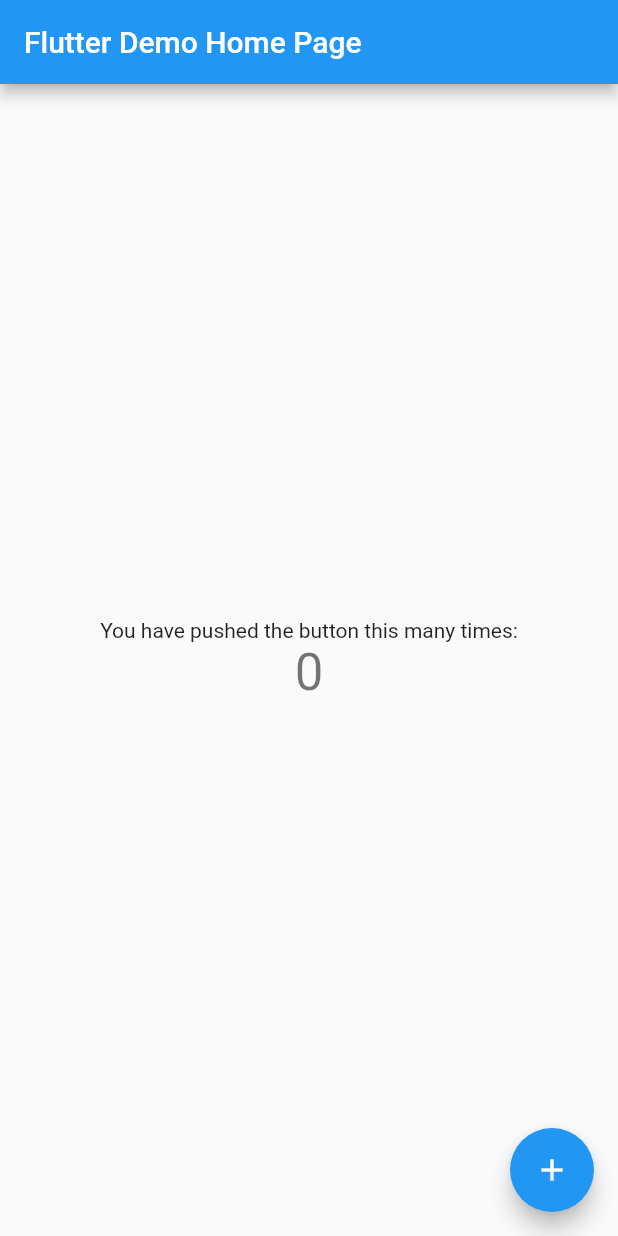
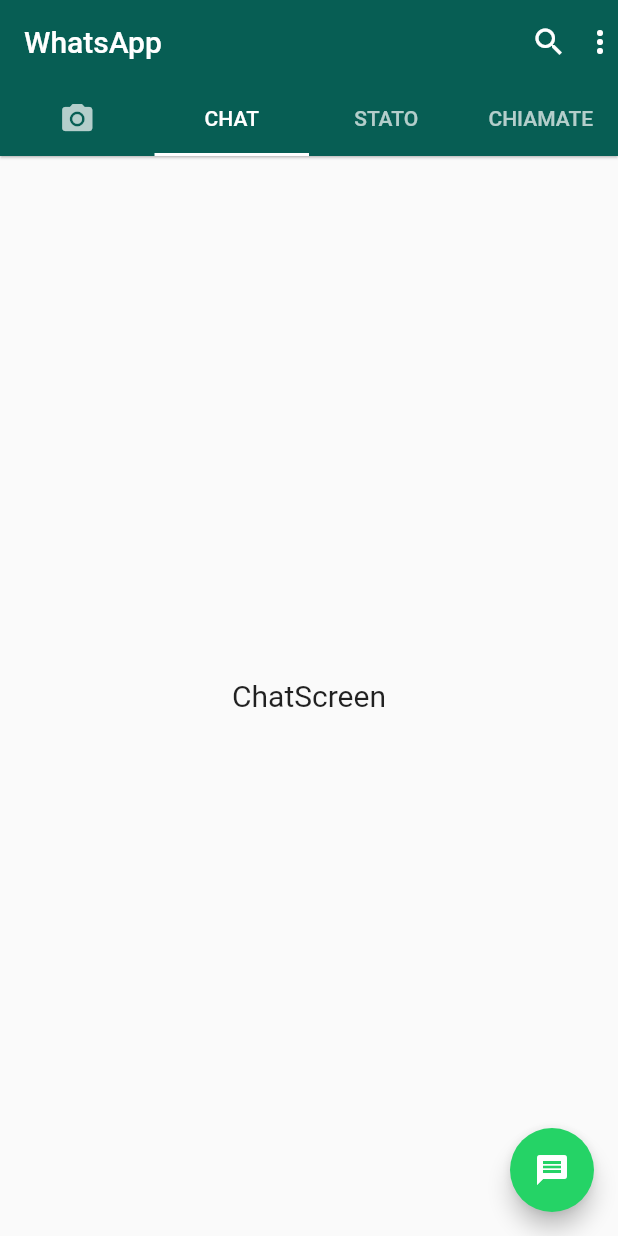
Before and after one commit to alessiodipasquale/whatsappFlutter, a Flutter app: the screen it shows after launch, on a phone screen of 412 x 824 dp. Run offline on Flutter 3.47's test engine with Material 2 defaults, Android fonts, the phone set to English and light mode, and no system bars.

Commit message:
Started to looks like real Whatsapp

```diff
--- a/lib/main.dart
+++ b/lib/main.dart
@@ -1,111 +1,21 @@
 import 'package:flutter/material.dart';
+import 'package:whatsapp_flutter/whatsapp_home.dart';
 
-void main() => runApp(MyApp());
+void main() => runApp (new MyApp());
 
 class MyApp extends StatelessWidget {
-  // This widget is the root of your application.
+  const MyApp({Key key}) : super(key: key);
+
   @override
   Widget build(BuildContext context) {
-    return MaterialApp(
-      title: 'Flutter Demo',
-      theme: ThemeData(
-        // This is the theme of your application.
-        //
-        // Try running your application with "flutter run". You'll see the
-        // application has a blue toolbar. Then, without quitting the app, try
-        // changing the primarySwatch below to Colors.green and then invoke
-        // "hot reload" (press "r" in the console where you ran "flutter run",
-        // or simply save your changes to "hot reload" in a Flutter IDE).
-        // Notice that the counter didn't reset back to zero; the application
-        // is not restarted.
-        primarySwatch: Colors.blue,
+    return new MaterialApp(
+      title: "WhatsApp",
+      theme: new ThemeData(
+        primaryColor: new Color(0xff075E54),
+        accentColor: new Color(0xff25D366),
       ),
-      home: MyHomePage(title: 'Flutter Demo Home Page'),
+      debugShowCheckedModeBanner: false,
+      home: new WhatsappHome(),
     );
   }
 }
-
-class MyHomePage extends StatefulWidget {
-  MyHomePage({Key key, this.title}) : super(key: key);
-
-  // This widget is the home page of your application. It is stateful, meaning
-  // that it has a State object (defined below) that contains fields that affect
-  // how it looks.
-
-  // This class is the configuration for the state. It holds the values (in this
-  // case the title) provided by the parent (in this case the App widget) and
-  // used by the build method of the State. Fields in a Widget subclass are
-  // always marked "final".
-
-  final String title;
-
-  @override
-  _MyHomePageState createState() => _MyHomePageState();
-}
-
-class _MyHomePageState extends State<MyHomePage> {
-  int _counter = 0;
-
-  void _incrementCounter() {
-    setState(() {
-      // This call to setState tells the Flutter framework that something has
-      // changed in this State, which causes it to rerun the build method below
-      // so that the display can reflect the updated values. If we changed
-      // _counter without calling setState(), then the build method would not be
-      // called again, and so nothing would appear to happen.
-      _counter++;
-    });
-  }
-
-  @override
-  Widget build(BuildContext context) {
-    // This method is rerun every time setState is called, for instance as done
-    // by the _incrementCounter method above.
-    //
-    // The Flutter framework has been optimized to make rerunning build methods
-    // fast, so that you can just rebuild anything that needs updating rather
-    // than having to individually change instances of widgets.
-    return Scaffold(
-      appBar: AppBar(
-        // Here we take the value from the MyHomePage object that was created by
-        // the App.build method, and use it to set our appbar title.
-        title: Text(widget.title),
-      ),
-      body: Center(
-        // Center is a layout widget. It takes a single child and positions it
-        // in the middle of the parent.
-        child: Column(
-          // Column is also layout widget. It takes a list of children and
-          // arranges them vertically. By default, it sizes itself to fit its
-          // children horizontally, and tries to be as tall as its parent.
-          //
-          // Invoke "debug painting" (press "p" in the console, choose the
-          // "Toggle Debug Paint" action from the Flutter Inspector in Android
-          // Studio, or the "Toggle Debug Paint" command in Visual Studio Code)
-          // to see the wireframe for each widget.
-          //
-          // Column has various properties to control how it sizes itself and
-          // how it positions its children. Here we use mainAxisAlignment to
-          // center the children vertically; the main axis here is the vertical
-          // axis because Columns are vertical (the cross axis would be
-          // horizontal).
-          mainAxisAlignment: MainAxisAlignment.center,
-          children: <Widget>[
-            Text(
-              'You have pushed the button this many times:',
-            ),
-            Text(
-              '$_counter',
-              style: Theme.of(context).textTheme.display1,
-            ),
-          ],
-        ),
-      ),
-      floatingActionButton: FloatingActionButton(
-        onPressed: _incrementCounter,
-        tooltip: 'Increment',
-        child: Icon(Icons.add),
-      ), // This trailing comma makes auto-formatting nicer for build methods.
-    );
-  }
-}
--- /dev/null
+++ b/lib/pages/chat_screen.dart
@@ -0,0 +1,12 @@
+import 'package:flutter/material.dart';
+
+class ChatScreen extends StatelessWidget {
+  const ChatScreen({Key key}) : super(key: key);
+
+  @override
+  Widget build(BuildContext context) {
+    return new Center(
+      child: new Text("ChatScreen", style: new TextStyle(fontSize: 20.0),),
+    );
+  }
+}
--- /dev/null
+++ b/lib/whatsapp_home.dart
@@ -0,0 +1,64 @@
+import 'package:flutter/material.dart';
+import 'package:whatsapp_flutter/pages/calls_screen.dart';
+import 'package:whatsapp_flutter/pages/camera_screen.dart';
+import 'package:whatsapp_flutter/pages/chat_screen.dart';
+import 'package:whatsapp_flutter/pages/status_screen.dart';
+
+class WhatsappHome extends StatefulWidget {
+  WhatsappHome({Key key}) : super(key: key);
+
+  _WhatsappHomeState createState() => _WhatsappHomeState();
+}
+
+class _WhatsappHomeState extends State<WhatsappHome>
+  with SingleTickerProviderStateMixin{
+
+    TabController _tabController;
+
+    @override
+    void initState() {
+      super.initState();
+      _tabController = new TabController(vsync: this,initialIndex: 1, length: 4);
+    }
+
+  @override
+  Widget build(BuildContext context) {
+    return new Scaffold(
+      appBar: new AppBar(
+        title: new Text("WhatsApp"),
+        elevation: 0.7,
+        bottom: new TabBar(
+          controller: _tabController,
+          indicatorColor: Colors.white,
+          tabs: <Widget>[
+            new Tab(icon: new Icon(Icons.camera_alt)),
+            new Tab(text: "CHAT"),
+            new Tab(text: "STATO"),
+            new Tab(text: "CHIAMATE")
+          ],
+        ),
+        actions: <Widget>[
+          new Icon(Icons.search),
+          new Padding(padding: const EdgeInsets.symmetric(horizontal: 5),),
+          new Icon(Icons.more_vert)
+        ],
+      ),
+      body: new TabBarView(
+        controller: _tabController,
+        children: <Widget>[
+          new CameraScreen(),
+          new ChatScreen(),
+          new StatusScreen(),
+          new CallsScreen(),
+        ],
+
+      ),
+
+      floatingActionButton: new FloatingActionButton(
+        backgroundColor: Theme.of(context).accentColor,
+        child: new Icon(Icons.message, color: Colors.white,),
+        onPressed: () => {},
+      ),
+    );
+  }
+}
```
Also changed, not shown: lib/models/char_models.dart (added, +17 -0 lines), lib/pages/calls_screen.dart (added, +12 -0 lines), lib/pages/camera_screen.dart (added, +12 -0 lines), lib/pages/status_screen.dart (added, +12 -0 lines).
